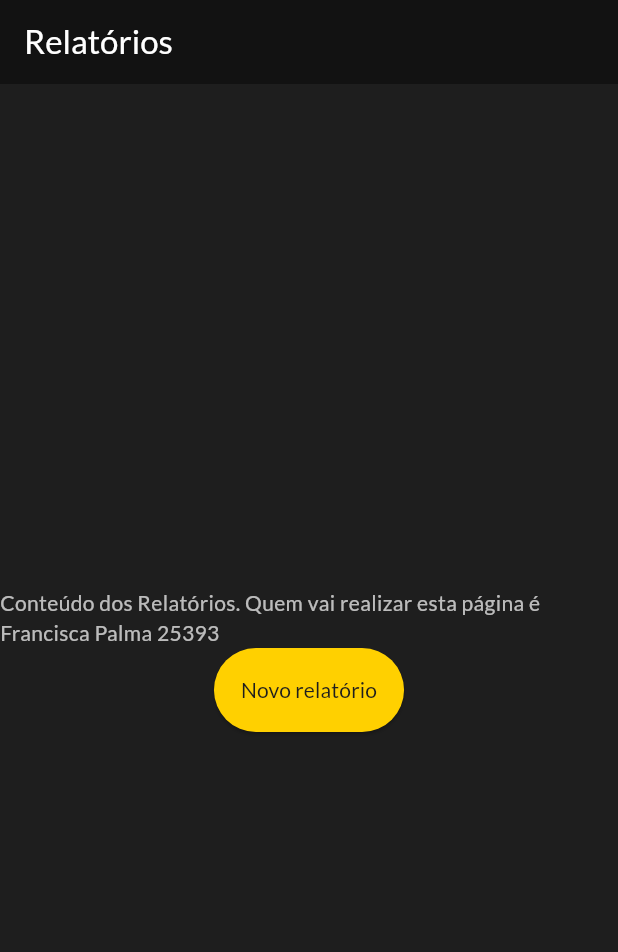
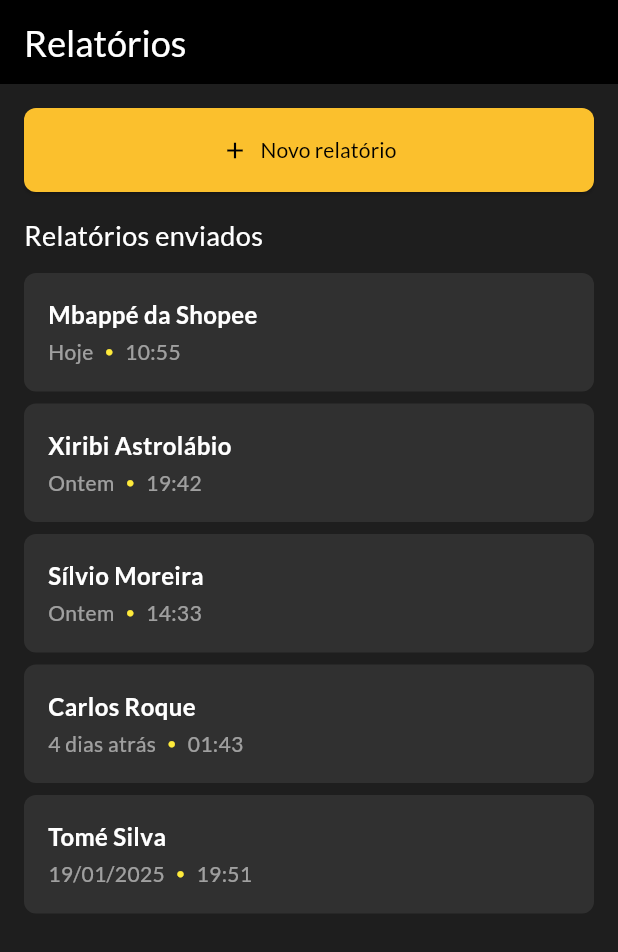
Before and after one commit to luanameneguci/scouting, a Flutter app: the RelatoriosPage screen opened directly, on a phone screen of 412 x 824 dp. Shown: the top 952 px of the screen. Run offline on Flutter 3.47's test engine with Material 3 defaults, Android fonts, the phone set to English and light mode, and no system bars; our stand-ins replace google_fonts.

Commit message:
nao sei se esta

```diff
--- a/scouting_app/lib/main.dart
+++ b/scouting_app/lib/main.dart
@@ -90,7 +90,7 @@ class HomePage extends StatelessWidget {
             unselectedItemColor: Colors.white54,
           ),
           useMaterial3: true),
-      home: const LoginPage(),
+      home: const HomePage(),
     );
   }
 }
--- a/scouting_app/lib/relatorios.dart
+++ b/scouting_app/lib/relatorios.dart
@@ -1,5 +1,5 @@
 import 'package:flutter/material.dart';
-import 'package:scouting_app/novoRelatorio.dart';
+import 'package:scouting_app/novoRelatorio.dart'; // Certifique-se que o caminho está correto
 
 class RelatoriosPage extends StatefulWidget {
   const RelatoriosPage({super.key});
@@ -9,29 +9,105 @@ class RelatoriosPage extends StatefulWidget {
 }
 
 class _RelatoriosPageState extends State<RelatoriosPage> {
+  final List<Map<String, String>> reports = [
+    {"name": "Mbappé da Shopee", "date": "Hoje", "time": "10:55"},
+    {"name": "Xiribi Astrolábio", "date": "Ontem", "time": "19:42"},
+    {"name": "Sílvio Moreira", "date": "Ontem", "time": "14:33"},
+    {"name": "Carlos Roque", "date": "4 dias atrás", "time": "01:43"},
+    {"name": "Tomé Silva", "date": "19/01/2025", "time": "19:51"},
+  ];
+
   @override
   Widget build(BuildContext context) {
     return Scaffold(
       appBar: AppBar(
-        title: const Text('Relatórios'),
+        backgroundColor: Colors.black,
+        title: const Text(
+          'Relatórios',
+          style: TextStyle(color: Colors.white, fontSize: 24),
+        ),
       ),
-      body: Center(
+      body: Padding(
+        padding: const EdgeInsets.all(16.0),
         child: Column(
-          mainAxisAlignment: MainAxisAlignment.center,
-          children: <Widget>[
-            const Text('Conteúdo dos Relatórios. Quem vai realizar esta página é Francisca Palma 25393'),
-            ElevatedButton(
-              child: const Text('Novo relatório'),
+          crossAxisAlignment: CrossAxisAlignment.start,
+          children: [
+            ElevatedButton.icon(
               onPressed: () {
                 Navigator.push(
                   context,
-                  MaterialPageRoute(builder: (context) => const NovoRelatorio()),
+                  MaterialPageRoute(builder: (context) => RelatorioScreen()),
                 );
               },
+              icon: const Icon(Icons.add, color: Colors.black),
+              label: const Text(
+                'Novo relatório',
+                style: TextStyle(color: Colors.black),
+              ),
+              style: ElevatedButton.styleFrom(
+                backgroundColor: Colors.yellow[700],
+                minimumSize: const Size(double.infinity, 50),
+                shape: RoundedRectangleBorder(
+                  borderRadius: BorderRadius.circular(8.0),
+                ),
+              ),
             ),
-          ]
+            const SizedBox(height: 16),
+            const Text(
+              'Relatórios enviados',
+              style: TextStyle(color: Colors.white, fontSize: 18),
+            ),
+            const SizedBox(height: 8),
+            Expanded(
+              child: ListView.builder(
+                itemCount: reports.length,
+                itemBuilder: (context, index) {
+                  final report = reports[index];
+                  return Padding(
+                    padding: const EdgeInsets.symmetric(vertical: 4.0),
+                    child: Container(
+                      padding: const EdgeInsets.all(16),
+                      decoration: BoxDecoration(
+                        color: Colors.grey[850],
+                        borderRadius: BorderRadius.circular(8.0),
+                      ),
+                      child: Column(
+                        crossAxisAlignment: CrossAxisAlignment.start,
+                        children: [
+                          Text(
+                            report['name']!,
+                            style: const TextStyle(
+                              color: Colors.white,
+                              fontSize: 16,
+                              fontWeight: FontWeight.bold,
+                            ),
+                          ),
+                          const SizedBox(height: 4),
+                          Row(
+                            children: [
+                              Text(
+                                report['date']!,
+                                style: const TextStyle(color: Colors.white54),
+                              ),
+                              const SizedBox(width: 8),
+                              const Icon(Icons.circle, color: Colors.yellow, size: 5),
+                              const SizedBox(width: 8),
+                              Text(
+                                report['time']!,
+                                style: const TextStyle(color: Colors.white54),
+                              ),
+                            ],
+                          ),
+                        ],
+                      ),
+                    ),
+                  );
+                },
+              ),
+            ),
+          ],
+        ),
       ),
-    )
     );
   }
 }
```
